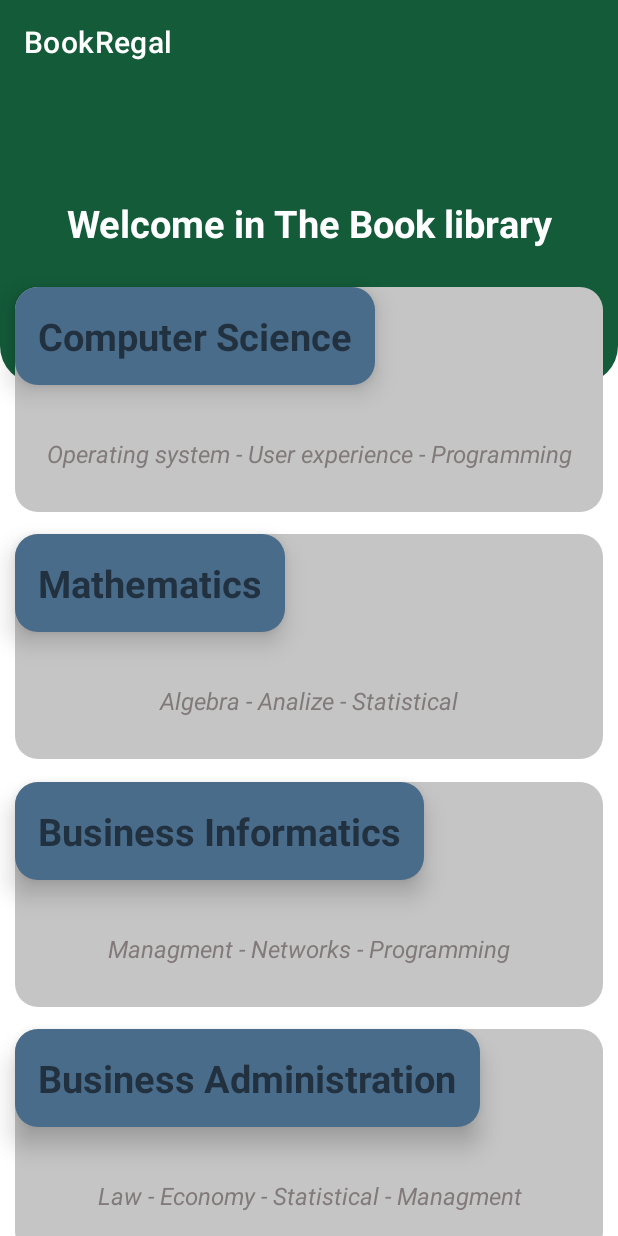
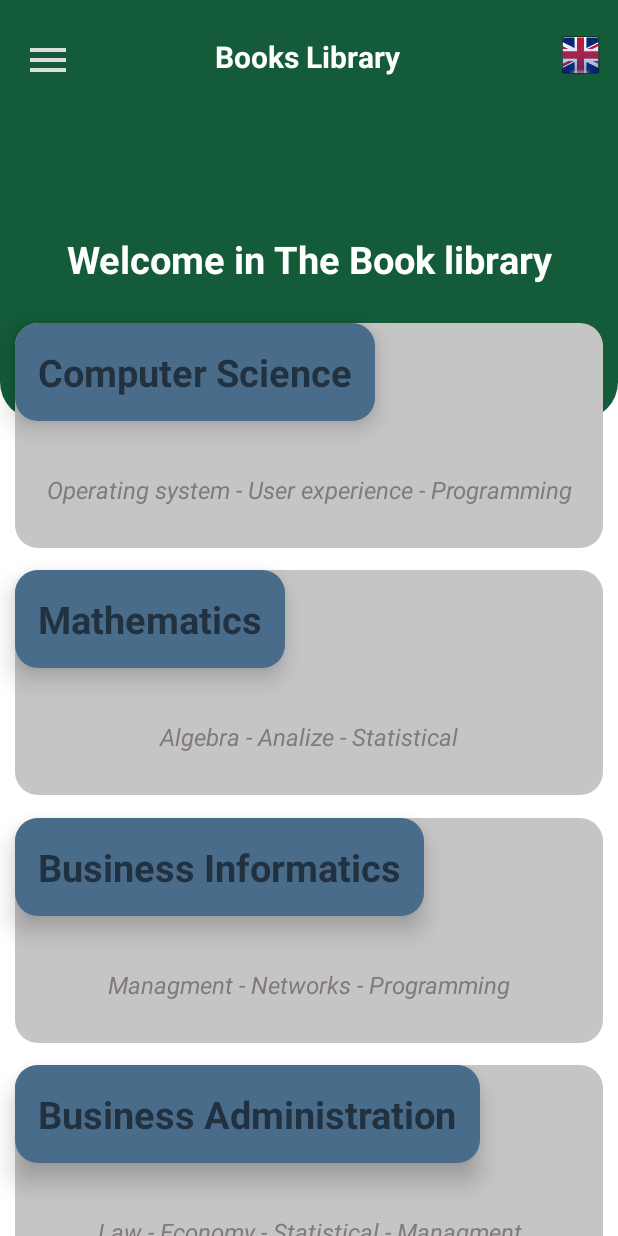
Before and after one commit to Omer-Guimdo/BookRegal, an Android app: the screen it shows after launch (MainActivity), on a phone screen of 412 x 824 dp. Run offline under Robolectric (Android 15) with nearby library versions, the light colour scheme and no system bars.

Commit message:
navigation Drawer

```diff
--- a/app/src/main/AndroidManifest.xml
+++ b/app/src/main/AndroidManifest.xml
@@ -9,6 +9,7 @@
         android:roundIcon="@mipmap/ic_launcher_round"
         android:supportsRtl="true"
         android:theme="@style/Theme.BookRegal">
+        <activity android:name=".Dashboard"></activity>
         <activity android:name=".MainActivity">
             <intent-filter>
                 <action android:name="android.intent.action.MAIN" />
--- /dev/null
+++ b/app/src/main/res/drawable/ic_computer_sience.xml
@@ -0,0 +1,5 @@
+<vector android:height="32dp" android:tint="#66DD79"
+    android:viewportHeight="24" android:viewportWidth="24"
+    android:width="32dp" xmlns:android="http://schemas.android.com/apk/res/android">
+    <path android:fillColor="@android:color/white" android:pathData="M20,18c1.1,0 1.99,-0.9 1.99,-2L22,6c0,-1.1 -0.9,-2 -2,-2H4c-1.1,0 -2,0.9 -2,2v10c0,1.1 0.9,2 2,2H0v2h24v-2h-4zM4,6h16v10H4V6z"/>
+</vector>
--- /dev/null
+++ b/app/src/main/res/drawable/ic_menu.xml
@@ -0,0 +1,5 @@
+<vector android:height="32dp" android:tint="#DDDDDD"
+    android:viewportHeight="24" android:viewportWidth="24"
+    android:width="32dp" xmlns:android="http://schemas.android.com/apk/res/android">
+    <path android:fillColor="@android:color/white" android:pathData="M3,18h18v-2L3,16v2zM3,13h18v-2L3,11v2zM3,6v2h18L21,6L3,6z"/>
+</vector>
--- /dev/null
+++ b/app/src/main/res/drawable/ic_menu_home.xml
@@ -0,0 +1,5 @@
+<vector android:height="32dp" android:tint="#66DD79"
+    android:viewportHeight="24" android:viewportWidth="24"
+    android:width="32dp" xmlns:android="http://schemas.android.com/apk/res/android">
+    <path android:fillColor="@android:color/white" android:pathData="M10,20v-6h4v6h5v-8h3L12,3 2,12h3v8z"/>
+</vector>
--- /dev/null
+++ b/app/src/main/res/drawable/ic_more.xml
@@ -0,0 +1,5 @@
+<vector android:height="32dp" android:tint="#DDDDDD"
+    android:viewportHeight="24" android:viewportWidth="24"
+    android:width="32dp" xmlns:android="http://schemas.android.com/apk/res/android">
+    <path android:fillColor="@android:color/white" android:pathData="M12,8c1.1,0 2,-0.9 2,-2s-0.9,-2 -2,-2 -2,0.9 -2,2 0.9,2 2,2zM12,10c-1.1,0 -2,0.9 -2,2s0.9,2 2,2 2,-0.9 2,-2 -0.9,-2 -2,-2zM12,16c-1.1,0 -2,0.9 -2,2s0.9,2 2,2 2,-0.9 2,-2 -0.9,-2 -2,-2z"/>
+</vector>
--- /dev/null
+++ b/app/src/main/res/layout-de-rDE/toolbar.xml
@@ -0,0 +1,37 @@
+<?xml version="1.0" encoding="utf-8"?>
+<androidx.appcompat.widget.Toolbar
+    xmlns:android="http://schemas.android.com/apk/res/android"
+    android:layout_width="match_parent"
+    android:layout_height="wrap_content"
+    android:background="@color/green_book_regal"
+    android:padding="12dp"
+    android:gravity="center_vertical"
+    android:orientation="horizontal">
+
+    <LinearLayout
+        android:layout_width="match_parent"
+        android:layout_height="match_parent"
+        android:orientation="horizontal">
+
+        <ImageView
+            android:layout_width="wrap_content"
+            android:layout_height="wrap_content"
+            android:onClick="ClickMenu"
+            android:src="@drawable/ic_menu"/>
+        <TextView
+            android:layout_width="0dp"
+            android:layout_height="wrap_content"
+            android:text="Books Library"
+            android:textSize="20sp"
+            android:layout_weight="1"
+            android:textStyle="bold"
+            android:textAlignment="center"
+            android:textColor="@color/white"/>
+
+        <ImageView
+            android:layout_width="50dp"
+            android:layout_height="25dp"
+            android:src="@drawable/deutsch"/>
+    </LinearLayout>
+
+</androidx.appcompat.widget.Toolbar>
--- /dev/null
+++ b/app/src/main/res/layout-fr-rFR/toolbar.xml
@@ -0,0 +1,37 @@
+<?xml version="1.0" encoding="utf-8"?>
+<androidx.appcompat.widget.Toolbar
+    xmlns:android="http://schemas.android.com/apk/res/android"
+    android:layout_width="match_parent"
+    android:layout_height="wrap_content"
+    android:background="@color/green_book_regal"
+    android:padding="12dp"
+    android:gravity="center_vertical"
+    android:orientation="horizontal">
+
+    <LinearLayout
+        android:layout_width="match_parent"
+        android:layout_height="match_parent"
+        android:orientation="horizontal">
+
+        <ImageView
+            android:layout_width="wrap_content"
+            android:layout_height="wrap_content"
+            android:onClick="ClickMenu"
+            android:src="@drawable/ic_menu"/>
+        <TextView
+            android:layout_width="0dp"
+            android:layout_height="wrap_content"
+            android:text="Books Library"
+            android:textSize="20sp"
+            android:layout_weight="1"
+            android:textStyle="bold"
+            android:textAlignment="center"
+            android:textColor="@color/white"/>
+
+        <ImageView
+            android:layout_width="50dp"
+            android:layout_height="25dp"
+            android:src="@drawable/france_map"/>
+    </LinearLayout>
+
+</androidx.appcompat.widget.Toolbar>
--- a/app/src/main/res/layout/activity_main.xml
+++ b/app/src/main/res/layout/activity_main.xml
@@ -1,20 +1,30 @@
 <?xml version="1.0" encoding="utf-8"?>
-<ScrollView
+<androidx.drawerlayout.widget.DrawerLayout
     xmlns:android="http://schemas.android.com/apk/res/android"
     xmlns:app="http://schemas.android.com/apk/res-auto"
     xmlns:tools="http://schemas.android.com/tools"
+    android:id="@+id/drawer_layout"
+    android:layout_width="match_parent"
     android:layout_height="match_parent"
-    android:layout_width="match_parent">
+    android:fitsSystemWindows="true"
+    tools:context="de.romycomer.bookregal.MainActivity"
+    tools:openDrawer="start">
+
+    <ScrollView
+        android:layout_width="match_parent"
+        android:layout_height="match_parent">
+        <LinearLayout
+            android:layout_width="match_parent"
+            android:layout_height="match_parent"
+            android:orientation="vertical">
 
                 <androidx.constraintlayout.widget.ConstraintLayout
-    app:layout_behavior="@string/appbar_scrolling_view_behavior"
                     android:layout_width="match_parent"
-    android:layout_height="wrap_content"
-    tools:context=".MainActivity">
+                    android:layout_height="wrap_content">
 
                     <include
                         android:id="@+id/toolbar"
-        layout="@layout/toolbar"/>
+                        layout="@layout/toolbar" />
 
                     <TextView
                         android:id="@+id/main_tv_welcome"
@@ -185,4 +195,17 @@
                         app:layout_constraintLeft_toLeftOf="@id/main_tv_physic"
                         app:layout_constraintTop_toTopOf="@id/main_tv_physic"/>
                 </androidx.constraintlayout.widget.ConstraintLayout>
+        </LinearLayout>
     </ScrollView>
+        <RelativeLayout
+            android:layout_width="300dp"
+            android:layout_height="match_parent"
+            android:layout_gravity="start"
+            android:background="@color/white">
+            <include
+                layout="@layout/main_nav_drawer"/>
+        </RelativeLayout>
+
+
+
+</androidx.drawerlayout.widget.DrawerLayout>
--- a/app/src/main/res/layout/nav_header.xml
+++ b/app/src/main/res/layout/nav_header.xml
@@ -1,5 +1,6 @@
 <?xml version="1.0" encoding="utf-8"?>
-<LinearLayout xmlns:android="http://schemas.android.com/apk/res/android"
+<LinearLayout
+    xmlns:android="http://schemas.android.com/apk/res/android"
     style="@style/ThemeOverlay.AppCompat.Dark"
     android:layout_width="match_parent"
     android:layout_height="172dp"
--- a/app/src/main/res/layout/toolbar.xml
+++ b/app/src/main/res/layout/toolbar.xml
@@ -1,10 +1,37 @@
 <?xml version="1.0" encoding="utf-8"?>
 <androidx.appcompat.widget.Toolbar
     xmlns:android="http://schemas.android.com/apk/res/android"
-    xmlns:app="http://schemas.android.com/apk/res-auto"
     android:layout_width="match_parent"
-    android:layout_height="?android:attr/actionBarSize"
+    android:layout_height="wrap_content"
     android:background="@color/green_book_regal"
-    android:theme="@style/ThemeOverlay.AppCompat.Dark">
+    android:padding="12dp"
+    android:gravity="center_vertical"
+    android:orientation="horizontal">
+
+    <LinearLayout
+        android:layout_width="match_parent"
+        android:layout_height="match_parent"
+        android:orientation="horizontal">
+
+    <ImageView
+        android:layout_width="wrap_content"
+        android:layout_height="wrap_content"
+        android:onClick="ClickMenu"
+        android:src="@drawable/ic_menu"/>
+    <TextView
+        android:layout_width="0dp"
+        android:layout_height="wrap_content"
+        android:text="Books Library"
+        android:textSize="20sp"
+        android:layout_weight="1"
+        android:textStyle="bold"
+        android:textAlignment="center"
+        android:textColor="@color/white"/>
+
+    <ImageView
+        android:layout_width="50dp"
+        android:layout_height="25dp"
+        android:src="@drawable/englisch_map"/>
+</LinearLayout>
 
 </androidx.appcompat.widget.Toolbar>
--- a/app/src/main/res/values/strings.xml
+++ b/app/src/main/res/values/strings.xml
@@ -14,4 +14,5 @@
     <string name="main_tv_titel_physic">Physics</string>
     <string name="impressium">Impressium</string>
     <string name="version">version</string>
+    <string name="books_library">Books Library</string>
 </resources>
```
Also changed, not shown: app/src/main/java/de/romycomer/bookregal/Dashboard.java (added, +38 -0 lines), app/src/main/java/de/romycomer/bookregal/MainActivity.java (+58 -0 lines), app/src/main/res/layout/activity_dashboard.xml (added, +39 -0 lines), app/src/main/res/layout/main_nav_drawer.xml (added, +78 -0 lines), app/src/main/res/drawable/bookshelf_logo.png (added), app/src/main/res/drawable/deutsch.png (added), app/src/main/res/drawable/englisch_map.png (added), app/src/main/res/drawable/france_map.png (added), app/src/main/res/menu/nav_menu.xml (renamed from app/src/main/res/menu/drawer_menu.xml), 2 other files. Lines whose indentation alone changed are shown as unchanged.
